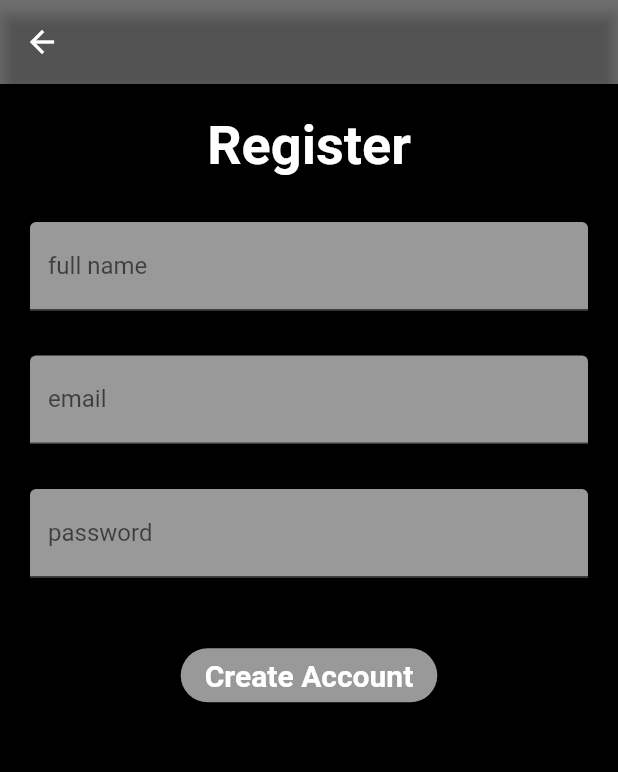
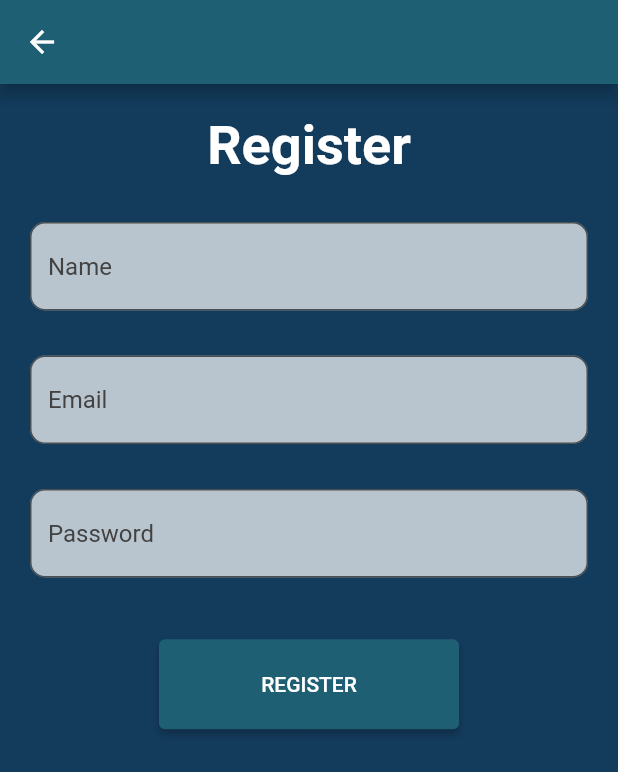
Before and after one commit to FedorViest/MTAA_frontend, a Flutter app: the RegisterScreen screen opened directly, on a phone screen of 412 x 824 dp. Shown: the top 772 px of the screen. Run offline on Flutter 3.47's test engine with Material 2 defaults, Android fonts, the phone set to English and light mode, and no system bars.

Commit message:
validation in register

```diff
--- a/lib/Screens/register.dart
+++ b/lib/Screens/register.dart
@@ -1,17 +1,26 @@
 import 'package:flutter/material.dart';
 import 'package:frontend/Screens/login.dart';
 
-class RegisterScreen extends StatelessWidget{
+class RegisterScreen extends StatefulWidget{
+  @override
+  State<RegisterScreen> createState() => _RegisterScreenState();
+}
+
+class _RegisterScreenState extends State<RegisterScreen> {
+  final _formKey = GlobalKey<FormState>();
+
   @override
   Widget build(BuildContext context) {
     Size size = MediaQuery.of(context).size;
 
     return Scaffold(
       appBar: AppBar(
-        backgroundColor: Colors.black54,
+        backgroundColor: Color(0xFF1E5F74),
       ),
         body: Container(
-          color: Colors.black,
+          color: Color(0xFF133B5C),
+          child: Form(
+            key: _formKey,
             child: Column(
               children: <Widget>[
                 Container(
@@ -31,43 +40,69 @@ class RegisterScreen extends StatelessWidget{
                 Container(
                   alignment: Alignment.center,
                   margin: EdgeInsets.only(left: 20, right: 20, top: 30),
-                child: TextField(
+                  child: TextFormField(
                     style: TextStyle(
                       color: Colors.white,
                     ),
                     decoration: InputDecoration(
-                    labelText: "full name",
+                        border: OutlineInputBorder(
+                          borderRadius: BorderRadius.circular(10.0),
+                        ),
                         filled: true,
-                    fillColor: Colors.white60,
-                  ),
+                        hintStyle: TextStyle(color: Colors.grey[800]),
+                        hintText: "Name",
+                        fillColor: Colors.white70),
+                        validator: (value){
+                          if(value == null || value.isEmpty){
+                            return "Kokot";
+                          }
+                        },
                   ),
                 ),
 
                 Container(
                   alignment: Alignment.center,
                   margin: EdgeInsets.only(left: 20, right: 20, top: 30),
-                child: TextField(
+                  child: TextFormField(
                     style: TextStyle(
                       color: Colors.white,
                     ),
                     decoration: InputDecoration(
-                    labelText: "email",
+                        border: OutlineInputBorder(
+                          borderRadius: BorderRadius.circular(10.0),
+                        ),
                         filled: true,
-                    fillColor: Colors.white60,
-                  ),
+                        hintStyle: TextStyle(color: Colors.grey[800]),
+                        hintText: "Email",
+                        fillColor: Colors.white70),
+                        validator: (value){
+                          if(value == null || value.isEmpty){
+                            return "Kokot";
+                          }
+                        },
                   ),
                 ),
 
                 Container(
                   alignment: Alignment.center,
                   margin: EdgeInsets.only(left: 20, right: 20, top: 30),
-                child: TextField(
+                  child: TextFormField(
+                    style: TextStyle(
+                      color: Colors.white,
+                    ),
                     decoration: InputDecoration(
-                    labelText: "password",
+                        border: OutlineInputBorder(
+                          borderRadius: BorderRadius.circular(10.0),
+                        ),
                         filled: true,
-                    fillColor: Colors.white60,
-                  ),
-                  obscureText: true,
+                        hintStyle: TextStyle(color: Colors.grey[800]),
+                        hintText: "Password",
+                        fillColor: Colors.white70),
+                        validator: (value) {
+                          if(value == null || value.isEmpty){
+                            return "Kokot";
+                          }
+                        },
                   ),
                 ),
 
@@ -75,22 +110,24 @@ class RegisterScreen extends StatelessWidget{
 
                 Container(
                   alignment: Alignment.center,
-                child: RaisedButton(
-                  onPressed: () {},
-                  shape: RoundedRectangleBorder(borderRadius: BorderRadius.circular(50.0)),
-                  color: Colors.white60,
-                  textColor: Colors.white,
-                  child: Text(
-                    "Create Account",
-                    style: TextStyle(
-                      fontWeight: FontWeight.bold,
-                      fontSize: 20,
-                      color: Colors.white,
-                    ),
-                  ),
+                  child: ElevatedButton(
+                    onPressed: () {
+                      // Validate returns true if the form is valid, or false otherwise.
+                      if (_formKey.currentState!.validate()) {
+                        // If the form is valid, display a snackbar. In the real world,
+                        // you'd often call a server or save the information in a database.
+                        ScaffoldMessenger.of(context).showSnackBar(
+                          const SnackBar(content: Text('Processing Data')),
+                        );
+                      }
+                    },
+                    child: const Text('REGISTER'),
+                    style: ElevatedButton.styleFrom(
+                        fixedSize: const Size(200, 60), primary: Color(0xFF1E5F74)),
                   ),
                 ),
               ],
+            ),
           ),
         )
     );
```
Lines whose indentation alone changed are shown as unchanged.
